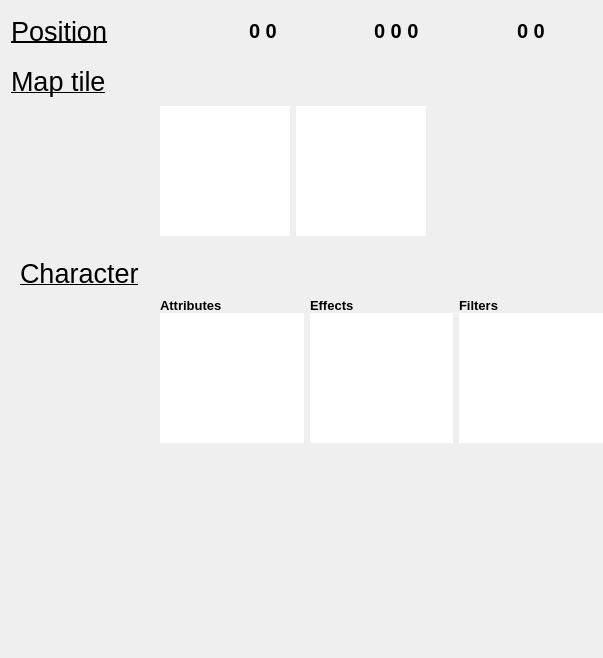
First picture: the form in OrodaelTurrim/res/ui/mapInfoWidget.ui, repository Wilson194/OrodaelTurrim, before the edit.
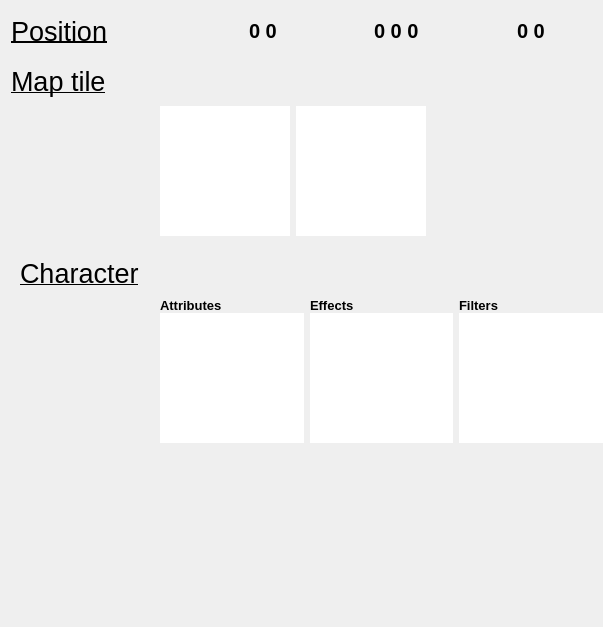
Second picture: the form after the edit.

Commit message: Refactor MapInfo widget

Diff of the .ui file:
```diff
--- a/OrodaelTurrim/res/ui/mapInfoWidget.ui
+++ b/OrodaelTurrim/res/ui/mapInfoWidget.ui
@@ -7,7 +7,7 @@
     <x>0</x>
     <y>0</y>
     <width>603</width>
-    <height>658</height>
+    <height>627</height>
    </rect>
   </property>
   <property name="font">
```
Left out of the diff: 2 changed lines with no effect on the pictures. The commit also changes 3 other files.
